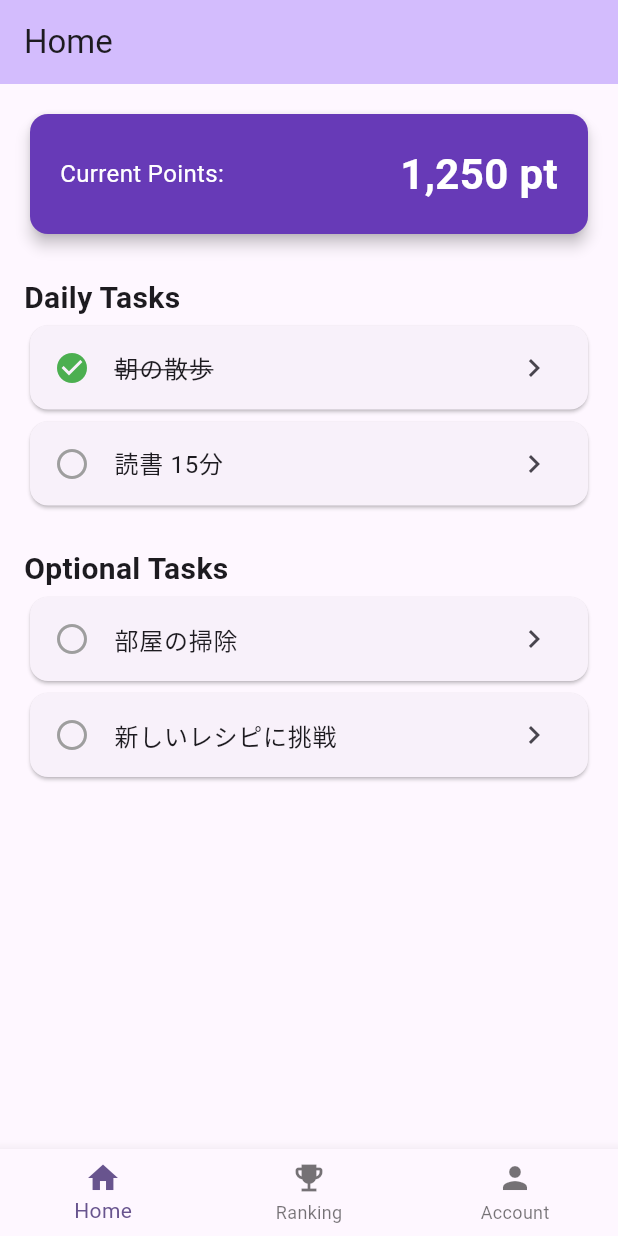
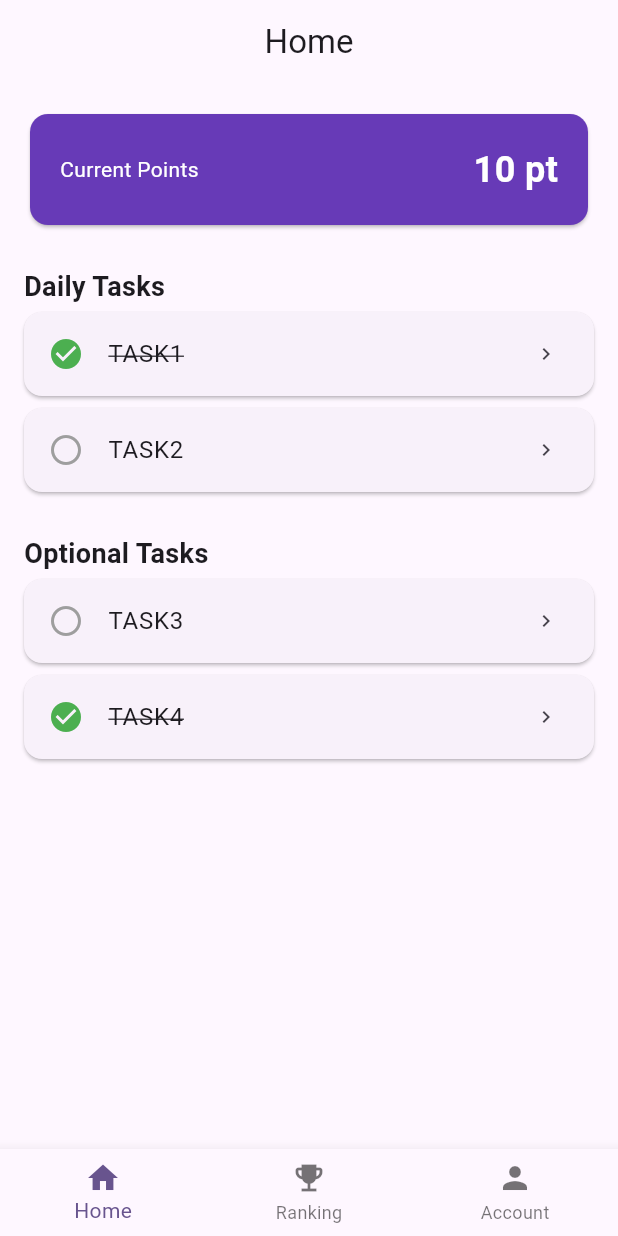
Before and after one commit to bamboo51/BikeCompete, a Flutter app: the MainScreen screen opened directly, on a phone screen of 412 x 824 dp. Run offline on Flutter 3.47's test engine with Material 3 defaults, Android fonts, the phone set to English and light mode, and no system bars.

Commit message:
Update home_page.dart

```diff
--- a/lib/pages/home_page.dart
+++ b/lib/pages/home_page.dart
@@ -2,6 +2,21 @@ import 'package:flutter/material.dart';
 
 void main() {
   runApp(const MyApp());
+}
+
+// 1. データモデル：バックエンドに渡す際や、受け取る際の設計図
+class Task {
+  final String id; // バックエンドでの識別用
+  final String title;
+  final bool isDone;
+  final String category; // 'Daily' or 'Optional'
+
+  const Task({
+    required this.id,
+    required this.title,
+    required this.isDone,
+    required this.category,
+  });
 }
 
 class MyApp extends StatelessWidget {
@@ -20,7 +35,7 @@ class MyApp extends StatelessWidget {
   }
 }
 
-// ナビゲーションを管理する親ウィジェット
+// 2. ナビゲーション管理：Statefulを使うのはここだけに留める
 class MainScreen extends StatefulWidget {
   const MainScreen({super.key});
 
@@ -31,11 +46,10 @@ class MainScreen extends StatefulWidget {
 class _MainScreenState extends State<MainScreen> {
   int _selectedIndex = 0;
 
-  // 表示する画面のリスト
   static const List<Widget> _pages = [
     HomePage(),
-    Center(child: Text('Ranking Page')), // ランキング画面（仮）
-    Center(child: Text('Account Page')), // アカウント画面（仮）
+    Center(child: Text('Ranking Page')),
+    Center(child: Text('Account Page')),
   ];
 
   @override
@@ -44,11 +58,7 @@ class _MainScreenState extends State<MainScreen> {
       body: _pages[_selectedIndex],
       bottomNavigationBar: BottomNavigationBar(
         currentIndex: _selectedIndex,
-        onTap: (index) {
-          setState(() {
-            _selectedIndex = index;
-          });
-        },
+        onTap: (index) => setState(() => _selectedIndex = index),
         items: const [
           BottomNavigationBarItem(icon: Icon(Icons.home), label: 'Home'),
           BottomNavigationBarItem(icon: Icon(Icons.emoji_events), label: 'Ranking'),
@@ -59,72 +69,90 @@ class _MainScreenState extends State<MainScreen> {
   }
 }
 
-// ホーム画面のコンテンツ
+// 3. ホーム画面：データを受け取って表示するだけのStatelessWidget
 class HomePage extends StatelessWidget {
   const HomePage({super.key});
 
+  final int _points = 10;
+
+  // サンプルデータ（将来的にバックエンドから取得するリスト）
+  final List<Task> _tasks = const [
+    Task(id: '1', title: 'TASK1', isDone: true,category: 'Daily'),
+    Task(id: '2', title: 'TASK2', isDone: false,category: 'Daily'),
+    Task(id: '3', title: 'TASK3', isDone: false,category: 'Optional'),
+    Task(id: '4', title: 'TASK4', isDone: true, category: 'Optional'),
+
+  ];
+
   @override
   Widget build(BuildContext context) {
+    // カテゴリごとにデータをフィルタリング
+    final dailyTasks = _tasks.where((t) => t.category == 'Daily').toList();
+    final optionalTasks = _tasks.where((t) => t.category == 'Optional').toList();
+
     return Scaffold(
-      appBar: AppBar(
-        title: const Text('Home'),
-        backgroundColor: Theme.of(context).colorScheme.inversePrimary,
-      ),
-      body: SingleChildScrollView( // 画面が溢れないようにスクロール可能に
+      appBar: AppBar(title: const Text('Home'), centerTitle: true),
+      body: SingleChildScrollView(
         padding: const EdgeInsets.all(16.0),
         child: Column(
           crossAxisAlignment: CrossAxisAlignment.start,
           children: [
-            // 1. ポイント表示セクション
-            _buildPointCard(),
+            _buildPointCard(_points), // ポイント表示
             const SizedBox(height: 24),
 
-            // 2. Daily Tasks
-            const Text('Daily Tasks', style: TextStyle(fontSize: 20, fontWeight: FontWeight.bold)),
-            _buildTaskTile('朝の散歩', true),
-            _buildTaskTile('読書 15分', false),
+            const Text('Daily Tasks', style: TextStyle(fontSize: 18, fontWeight: FontWeight.bold)),
+            ...dailyTasks.map((task) => TaskTile(task: task)).toList(),
+
             const SizedBox(height: 24),
 
-            // 3. Optional Tasks
-            const Text('Optional Tasks', style: TextStyle(fontSize: 20, fontWeight: FontWeight.bold)),
-            _buildTaskTile('部屋の掃除', false),
-            _buildTaskTile('新しいレシピに挑戦', false),
+            const Text('Optional Tasks', style: TextStyle(fontSize: 18, fontWeight: FontWeight.bold)),
+            ...optionalTasks.map((task) => TaskTile(task: task)).toList(),
           ],
         ),
       ),
     );
   }
 
-  // ポイント表示のカード
-  Widget _buildPointCard() {
+  // ポイント表示セクション
+  Widget _buildPointCard(int points) {
     return Card(
-      elevation: 4,
       color: Colors.deepPurple,
-      child: const Padding(
-        padding: EdgeInsets.all(20.0),
+      child: Padding(
+        padding: const EdgeInsets.all(20.0),
         child: Row(
           mainAxisAlignment: MainAxisAlignment.spaceBetween,
           children: [
-            Text('Current Points:', style: TextStyle(color: Colors.white, fontSize: 16)),
-            Text('1,250 pt', style: TextStyle(color: Colors.white, fontSize: 28, fontWeight: FontWeight.bold)),
+            const Text('Current Points', style: TextStyle(color: Colors.white)),
+            Text('$points pt', style: const TextStyle(color: Colors.white, fontSize: 24, fontWeight: FontWeight.bold)),
           ],
         ),
       ),
     );
   }
+}
 
-  // タスク一行分のデザイン
-  Widget _buildTaskTile(String title, bool isDone) {
+// 4. 個別のタスク部品：独立させることで管理しやすくする
+class TaskTile extends StatelessWidget {
+  final Task task;
+  const TaskTile({super.key, required this.task});
+
+  @override
+  Widget build(BuildContext context) {
     return Card(
+      margin: const EdgeInsets.symmetric(vertical: 4),
       child: ListTile(
         leading: Icon(
-          isDone ? Icons.check_circle : Icons.radio_button_unchecked,
-          color: isDone ? Colors.green : Colors.grey,
+          task.isDone ? Icons.check_circle : Icons.radio_button_unchecked,
+          color: task.isDone ? Colors.green : Colors.grey,
         ),
-        title: Text(title, style: TextStyle(decoration: isDone ? TextDecoration.lineThrough : null)),
-        trailing: const Icon(Icons.chevron_right),
+        title: Text(
+          task.title, // 修正：task.title
+          style: TextStyle(decoration: task.isDone ? TextDecoration.lineThrough : null),
+        ),
+        trailing: const Icon(Icons.chevron_right, size: 16),
         onTap: () {
-          // タスク詳細や完了処理をここに書く
+          // TODO: バックエンドに完了フラグを飛ばす処理をここに書く
+          print('Task ID: ${task.id} tapped');
         },
       ),
     );
```
